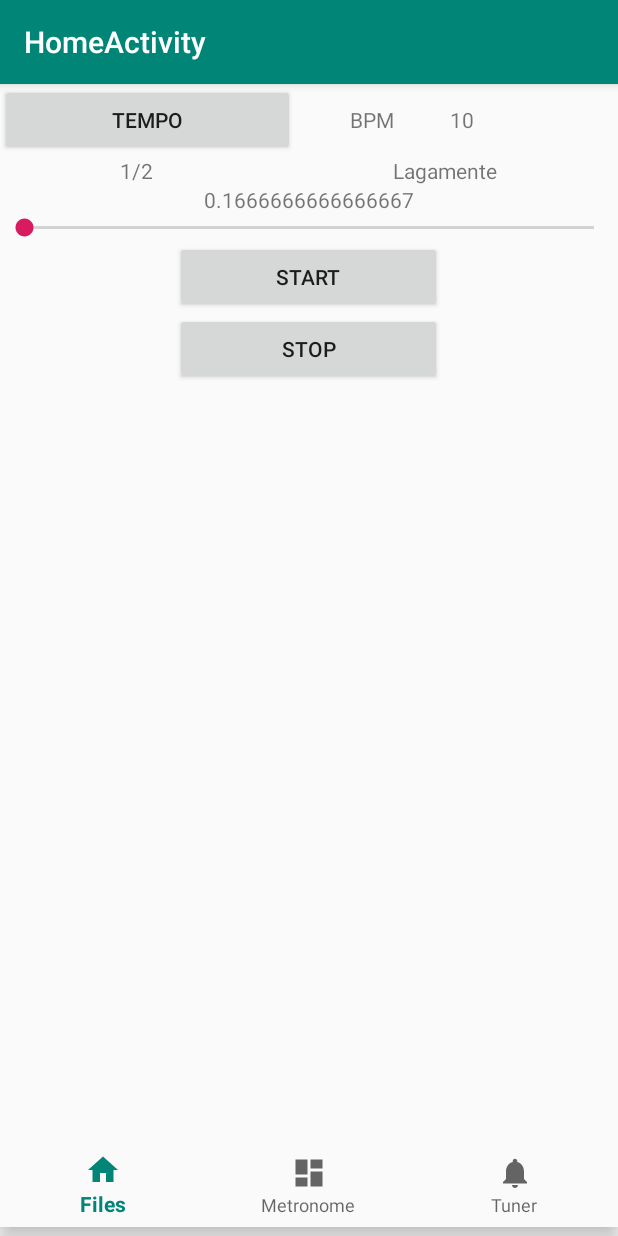
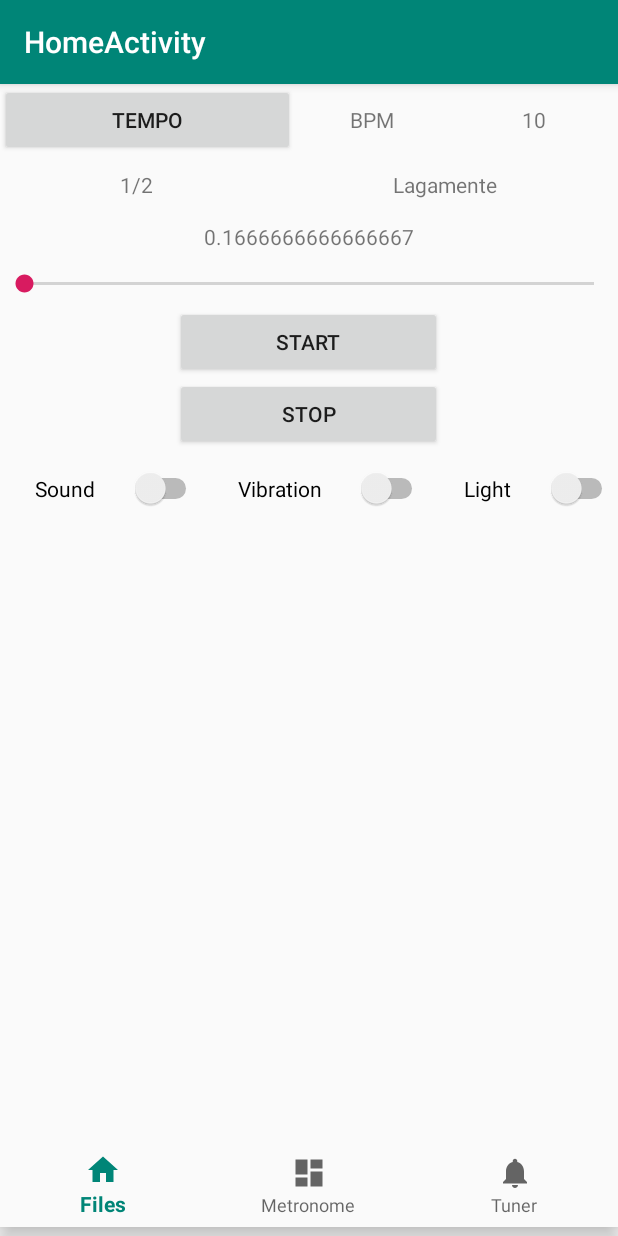
Before and after one commit to artisticbit/metronome, an Android app: the screen it shows after launch (HomeActivity), on a phone screen of 412 x 824 dp. Run offline under Robolectric (Android 15) with nearby library versions, the light colour scheme and no system bars.

Commit message:
출력 스위치 추가 / light test

```diff
--- a/app/src/main/AndroidManifest.xml
+++ b/app/src/main/AndroidManifest.xml
@@ -3,6 +3,7 @@
     package="com.metronome">
     <uses-permission android:name="android.permission.RECORD_AUDIO"/>
     <uses-permission android:name="android.permission.VIBRATE" />
+    <uses-permission android:name="android.permission.FLASHLIGHT"/>
     <application
         android:allowBackup="true"
         android:icon="@mipmap/ic_launcher"
--- a/app/src/main/java/com/metronome/MetronomeFragment.java
+++ b/app/src/main/java/com/metronome/MetronomeFragment.java
@@ -12,6 +12,7 @@ import android.widget.LinearLayout;
 import android.widget.NumberPicker;
 import android.widget.PopupWindow;
 import android.widget.SeekBar;
+import android.widget.Switch;
 import android.widget.TextView;
 
 import com.metronome.util.TempoBPM;
@@ -23,6 +24,7 @@ public class MetronomeFragment extends Fragment {
     TempoBPM tempoBPM = new TempoBPM();
     NumberPicker picker_molecule, picker_denominator;
     TextView bpmText, tempoView, bpmView, valueText;
+    Switch soundSwitch, vibrationSwitch, lightSwitch;
     Button start, stop;
     double timeValue = 0.1666666666666667;
     int bpm = 10;
@@ -33,6 +35,9 @@ public class MetronomeFragment extends Fragment {
     public View onCreateView(LayoutInflater inflater, ViewGroup container, Bundle savedInstanceState) {
         View view = inflater.inflate(R.layout.fragment_metronome, null);
         SeekBar seekBar = view.findViewById(R.id.BPMSeekBar);
+        soundSwitch = view.findViewById(R.id.soundSwitch);
+        vibrationSwitch = view.findViewById(R.id.vibrationSwitch);
+        lightSwitch = view.findViewById(R.id.lightSwitch);
         valueText = view.findViewById(R.id.valueText);
         tempoView = view.findViewById(R.id.tempoView);
         bpmView = view.findViewById(R.id.bpmView);
@@ -111,7 +116,7 @@ public class MetronomeFragment extends Fragment {
             @Override
             public void onClick(View v) {
                 timer = new TimerState();
-                timer.start(molecule, 1/timeValue);
+                timer.start(molecule, 1/timeValue, soundSwitch.isChecked(), vibrationSwitch.isChecked(), lightSwitch.isChecked());
             }
         });
 
@@ -123,6 +128,7 @@ public class MetronomeFragment extends Fragment {
                 timer = null;
             }
         });
+
         return view;
     }
 }
--- a/app/src/main/res/layout/fragment_metronome.xml
+++ b/app/src/main/res/layout/fragment_metronome.xml
@@ -23,7 +23,7 @@
         <TextView
             android:id="@+id/BPM"
             android:layout_width="103dp"
-            android:layout_height="wrap_content"
+            android:layout_height="30dp"
             android:layout_gravity="center"
             android:gravity="center"
             android:text="BPM" />
@@ -31,14 +31,16 @@
         <TextView
             android:id="@+id/BPMText"
             android:layout_width="112dp"
-            android:layout_height="wrap_content"
+            android:layout_height="30dp"
+            android:layout_gravity="center"
+            android:gravity="center"
             android:text="10" />
 
     </LinearLayout>
 
     <LinearLayout
         android:layout_width="match_parent"
-        android:layout_height="match_parent"
+        android:layout_height="38dp"
         android:orientation="horizontal">
 
         <TextView
@@ -46,25 +48,25 @@
             android:layout_width="wrap_content"
             android:layout_height="wrap_content"
             android:layout_gravity="center"
+            android:layout_weight="1"
             android:gravity="center"
-            android:text="1/2"
-            android:layout_weight="1" />
+            android:text="1/2" />
 
         <TextView
             android:id="@+id/bpmView"
             android:layout_width="wrap_content"
             android:layout_height="wrap_content"
             android:layout_gravity="center"
+            android:layout_weight="1"
             android:gravity="center"
-            android:text="Lagamente"
-            android:layout_weight="1" />
+            android:text="Lagamente" />
 
     </LinearLayout>
 
     <TextView
         android:id="@+id/valueText"
         android:layout_width="match_parent"
-        android:layout_height="wrap_content"
+        android:layout_height="32dp"
         android:layout_gravity="center"
         android:gravity="center"
         android:text="0.1666666666666667" />
@@ -72,9 +74,9 @@
     <SeekBar
         android:id="@+id/BPMSeekBar"
         android:layout_width="match_parent"
-        android:layout_height="wrap_content"
-        android:text="10"
-        android:max="290" />
+        android:layout_height="30dp"
+        android:max="290"
+        android:text="10" />
 
     <Button
         android:id="@+id/start"
@@ -89,4 +91,45 @@
         android:layout_height="wrap_content"
         android:layout_gravity="center"
         android:text="Stop" />
+
+    <LinearLayout
+        android:layout_width="match_parent"
+        android:layout_height="52dp"
+        android:orientation="horizontal">
+
+        <Switch
+            android:id="@+id/soundSwitch"
+            android:layout_width="wrap_content"
+            android:layout_height="wrap_content"
+            android:layout_gravity="center"
+            android:layout_weight="1"
+            android:checked="false"
+            android:gravity="center"
+            android:showText="false"
+            android:textOff="OFF"
+            android:textOn="ON"
+            android:text="Sound" />
+
+        <Switch
+            android:id="@+id/vibrationSwitch"
+            android:layout_width="wrap_content"
+            android:layout_height="wrap_content"
+            android:layout_gravity="center"
+            android:layout_weight="1"
+            android:gravity="center"
+            android:textOff="OFF"
+            android:textOn="ON"
+            android:text="Vibration" />
+
+        <Switch
+            android:id="@+id/lightSwitch"
+            android:layout_width="wrap_content"
+            android:layout_height="wrap_content"
+            android:layout_gravity="center"
+            android:layout_weight="1"
+            android:gravity="center"
+            android:textOff="OFF"
+            android:textOn="ON"
+            android:text="Light" />
+    </LinearLayout>
 </LinearLayout>
```
Also changed, not shown: app/src/main/java/com/metronome/util/TimerState.java (+89 -9 lines), app/src/main/java/com/metronome/util/PermissionUtil.java (indentation only).
